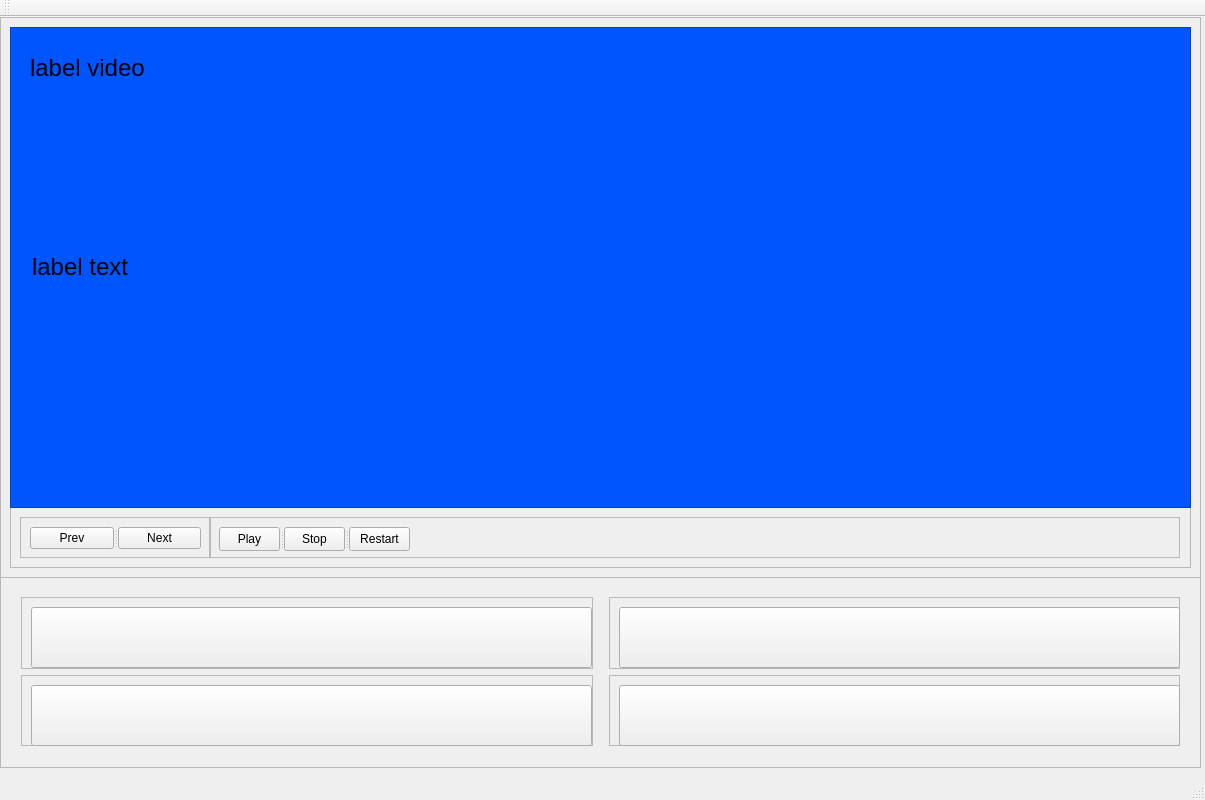
Qt form cervellone.ui (AndreaCorna/cervellone) before a commit.
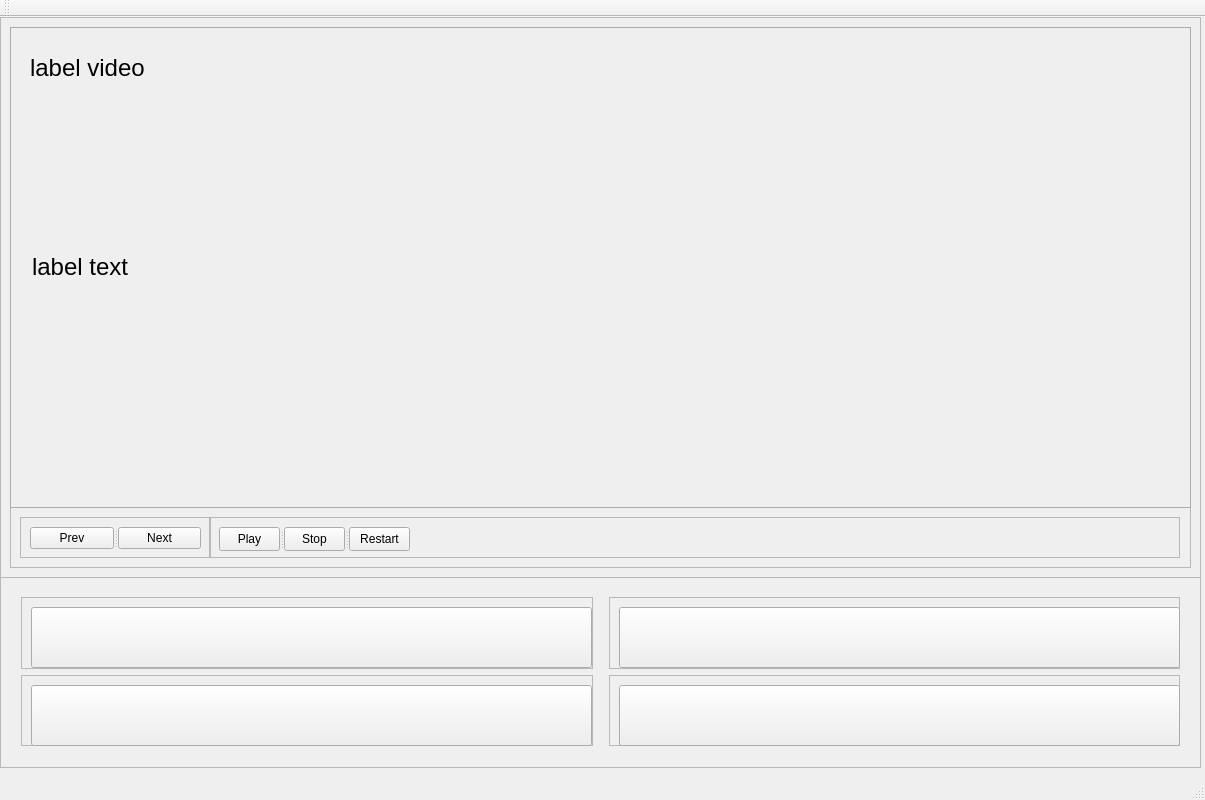
The same form after that commit. Custom widgets are drawn as their Qt base class.

```diff
--- a/cervellone.ui
+++ b/cervellone.ui
@@ -338,17 +338,17 @@
         <colorrole role="Button">
          <brush brushstyle="SolidPattern">
           <color alpha="255">
-           <red>0</red>
-           <green>85</green>
-           <blue>255</blue>
+           <red>223</red>
+           <green>223</green>
+           <blue>223</blue>
           </color>
          </brush>
         </colorrole>
         <colorrole role="Light">
          <brush brushstyle="SolidPattern">
           <color alpha="255">
-           <red>127</red>
-           <green>170</green>
+           <red>255</red>
+           <green>255</green>
            <blue>255</blue>
           </color>
          </brush>
@@ -356,27 +356,27 @@
         <colorrole role="Midlight">
          <brush brushstyle="SolidPattern">
           <color alpha="255">
-           <red>63</red>
-           <green>127</green>
-           <blue>255</blue>
+           <red>239</red>
+           <green>239</green>
+           <blue>239</blue>
           </color>
          </brush>
         </colorrole>
         <colorrole role="Dark">
          <brush brushstyle="SolidPattern">
           <color alpha="255">
-           <red>0</red>
-           <green>42</green>
-           <blue>127</blue>
+           <red>111</red>
+           <green>111</green>
+           <blue>111</blue>
           </color>
          </brush>
         </colorrole>
         <colorrole role="Mid">
          <brush brushstyle="SolidPattern">
           <color alpha="255">
-           <red>0</red>
-           <green>56</green>
-           <blue>170</blue>
+           <red>149</red>
+           <green>149</green>
+           <blue>149</blue>
           </color>
          </brush>
         </colorrole>
@@ -419,9 +419,9 @@
         <colorrole role="Window">
          <brush brushstyle="SolidPattern">
           <color alpha="255">
-           <red>0</red>
-           <green>85</green>
-           <blue>255</blue>
+           <red>223</red>
+           <green>223</green>
+           <blue>223</blue>
           </color>
          </brush>
         </colorrole>
@@ -437,9 +437,9 @@
         <colorrole role="AlternateBase">
          <brush brushstyle="SolidPattern">
           <color alpha="255">
-           <red>127</red>
-           <green>170</green>
-           <blue>255</blue>
+           <red>239</red>
+           <green>239</green>
+           <blue>239</blue>
           </color>
          </brush>
         </colorrole>
@@ -475,17 +475,17 @@
         <colorrole role="Button">
          <brush brushstyle="SolidPattern">
           <color alpha="255">
-           <red>0</red>
-           <green>85</green>
-           <blue>255</blue>
+           <red>223</red>
+           <green>223</green>
+           <blue>223</blue>
           </color>
          </brush>
         </colorrole>
         <colorrole role="Light">
          <brush brushstyle="SolidPattern">
           <color alpha="255">
-           <red>127</red>
-           <green>170</green>
+           <red>255</red>
+           <green>255</green>
            <blue>255</blue>
           </color>
          </brush>
@@ -493,27 +493,27 @@
         <colorrole role="Midlight">
          <brush brushstyle="SolidPattern">
           <color alpha="255">
-           <red>63</red>
-           <green>127</green>
-           <blue>255</blue>
+           <red>239</red>
+           <green>239</green>
+           <blue>239</blue>
           </color>
          </brush>
         </colorrole>
         <colorrole role="Dark">
          <brush brushstyle="SolidPattern">
           <color alpha="255">
-           <red>0</red>
-           <green>42</green>
-           <blue>127</blue>
+           <red>111</red>
+           <green>111</green>
+           <blue>111</blue>
           </color>
          </brush>
         </colorrole>
         <colorrole role="Mid">
          <brush brushstyle="SolidPattern">
           <color alpha="255">
-           <red>0</red>
-           <green>56</green>
-           <blue>170</blue>
+           <red>149</red>
+           <green>149</green>
+           <blue>149</blue>
           </color>
          </brush>
         </colorrole>
@@ -556,9 +556,9 @@
         <colorrole role="Window">
          <brush brushstyle="SolidPattern">
           <color alpha="255">
-           <red>0</red>
-           <green>85</green>
-           <blue>255</blue>
+           <red>223</red>
+           <green>223</green>
+           <blue>223</blue>
           </color>
          </brush>
         </colorrole>
@@ -574,9 +574,9 @@
         <colorrole role="AlternateBase">
          <brush brushstyle="SolidPattern">
           <color alpha="255">
-           <red>127</red>
-           <green>170</green>
-           <blue>255</blue>
+           <red>239</red>
+           <green>239</green>
+           <blue>239</blue>
           </color>
          </brush>
         </colorrole>
@@ -603,26 +603,26 @@
         <colorrole role="WindowText">
          <brush brushstyle="SolidPattern">
           <color alpha="255">
-           <red>0</red>
-           <green>42</green>
-           <blue>127</blue>
+           <red>111</red>
+           <green>111</green>
+           <blue>111</blue>
           </color>
          </brush>
         </colorrole>
         <colorrole role="Button">
          <brush brushstyle="SolidPattern">
           <color alpha="255">
-           <red>0</red>
-           <green>85</green>
-           <blue>255</blue>
+           <red>223</red>
+           <green>223</green>
+           <blue>223</blue>
           </color>
          </brush>
         </colorrole>
         <colorrole role="Light">
          <brush brushstyle="SolidPattern">
           <color alpha="255">
-           <red>127</red>
-           <green>170</green>
+           <red>255</red>
+           <green>255</green>
            <blue>255</blue>
           </color>
          </brush>
@@ -630,36 +630,36 @@
         <colorrole role="Midlight">
          <brush brushstyle="SolidPattern">
           <color alpha="255">
-           <red>63</red>
-           <green>127</green>
-           <blue>255</blue>
+           <red>239</red>
+           <green>239</green>
+           <blue>239</blue>
           </color>
          </brush>
         </colorrole>
         <colorrole role="Dark">
          <brush brushstyle="SolidPattern">
           <color alpha="255">
-           <red>0</red>
-           <green>42</green>
-           <blue>127</blue>
+           <red>111</red>
+           <green>111</green>
+           <blue>111</blue>
           </color>
          </brush>
         </colorrole>
         <colorrole role="Mid">
          <brush brushstyle="SolidPattern">
           <color alpha="255">
-           <red>0</red>
-           <green>56</green>
-           <blue>170</blue>
+           <red>149</red>
+           <green>149</green>
+           <blue>149</blue>
           </color>
          </brush>
         </colorrole>
         <colorrole role="Text">
          <brush brushstyle="SolidPattern">
           <color alpha="255">
-           <red>0</red>
-           <green>42</green>
-           <blue>127</blue>
+           <red>111</red>
+           <green>111</green>
+           <blue>111</blue>
           </color>
          </brush>
         </colorrole>
@@ -675,27 +675,27 @@
         <colorrole role="ButtonText">
          <brush brushstyle="SolidPattern">
           <color alpha="255">
-           <red>0</red>
-           <green>42</green>
-           <blue>127</blue>
+           <red>111</red>
+           <green>111</green>
+           <blue>111</blue>
           </color>
          </brush>
         </colorrole>
         <colorrole role="Base">
          <brush brushstyle="SolidPattern">
           <color alpha="255">
-           <red>0</red>
-           <green>85</green>
-           <blue>255</blue>
+           <red>223</red>
+           <green>223</green>
+           <blue>223</blue>
           </color>
          </brush>
         </colorrole>
         <colorrole role="Window">
          <brush brushstyle="SolidPattern">
           <color alpha="255">
-           <red>0</red>
-           <green>85</green>
-           <blue>255</blue>
+           <red>223</red>
+           <green>223</green>
+           <blue>223</blue>
           </color>
          </brush>
         </colorrole>
@@ -711,9 +711,9 @@
         <colorrole role="AlternateBase">
          <brush brushstyle="SolidPattern">
           <color alpha="255">
-           <red>0</red>
-           <green>85</green>
-           <blue>255</blue>
+           <red>223</red>
+           <green>223</green>
+           <blue>223</blue>
           </color>
          </brush>
         </colorrole>
@@ -739,7 +739,7 @@
       </palette>
      </property>
      <property name="autoFillBackground">
-      <bool>true</bool>
+      <bool>false</bool>
      </property>
      <property name="frameShape">
       <enum>QFrame::StyledPanel</enum>
```
Left out of the diff: 6 changed lines with no effect on the pictures.
